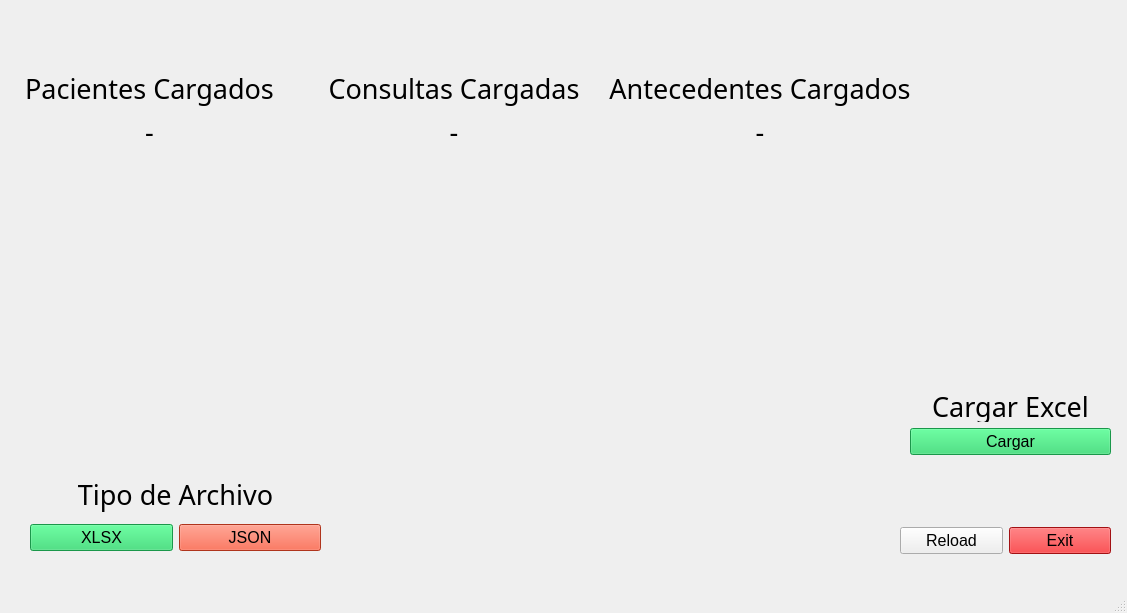
Before: the Qt Designer form UI/MainUi.ui in KillahBlitz/extractor-app, drawn with Qt 5.
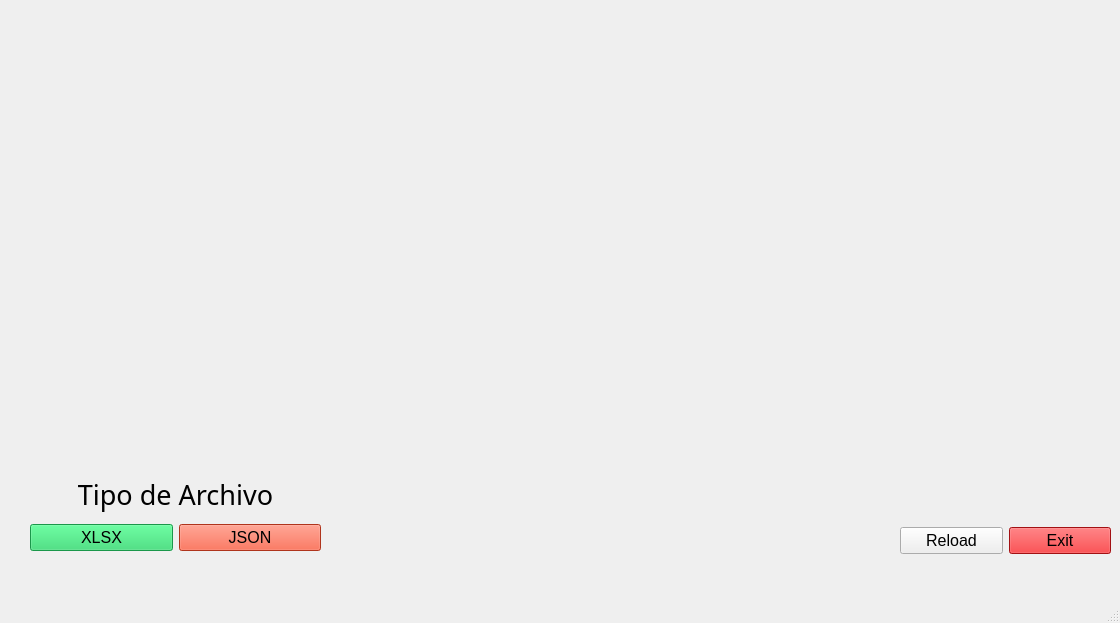
After: the same form once the commit is applied.

The edit to the form file:
```diff
--- a/UI/MainUi.ui
+++ b/UI/MainUi.ui
@@ -6,8 +6,8 @@
    <rect>
     <x>0</x>
     <y>0</y>
-    <width>1127</width>
-    <height>613</height>
+    <width>1120</width>
+    <height>623</height>
    </rect>
   </property>
   <property name="windowTitle">
@@ -113,208 +113,6 @@
        <height>71</height>
       </rect>
      </property>
-     <widget class="QWidget" name="verticalLayoutWidget_2">
-      <property name="geometry">
-       <rect>
-        <x>0</x>
-        <y>0</y>
-        <width>201</width>
-        <height>65</height>
-       </rect>
-      </property>
-      <layout class="QVBoxLayout" name="verticalLayout_3">
-       <item>
-        <widget class="QLabel" name="ChargeLabel">
-         <property name="font">
-          <font>
-           <family>MS PGothic</family>
-           <pointsize>20</pointsize>
-          </font>
-         </property>
-         <property name="layoutDirection">
-          <enum>Qt::LayoutDirection::LeftToRight</enum>
-         </property>
-         <property name="text">
-          <string>Cargar Excel</string>
-         </property>
-         <property name="alignment">
-          <set>Qt::AlignmentFlag::AlignCenter</set>
-         </property>
-        </widget>
-       </item>
-       <item>
-        <widget class="QPushButton" name="btn_charge">
-         <property name="font">
-          <font>
-           <family>Leelawadee UI</family>
-           <pointsize>12</pointsize>
-          </font>
-         </property>
-         <property name="styleSheet">
-          <string notr="true">QPushButton {
-    background-color: #24d467;
-}
-
-QPushButton:pressed {
-    background-color: white;
-    color: #24d467;
-}</string>
-         </property>
-         <property name="text">
-          <string>Cargar</string>
-         </property>
-        </widget>
-       </item>
-      </layout>
-     </widget>
-    </widget>
-    <widget class="QWidget" name="widget_result_xlsx" native="true">
-     <property name="geometry">
-      <rect>
-       <x>10</x>
-       <y>0</y>
-       <width>911</width>
-       <height>451</height>
-      </rect>
-     </property>
-     <widget class="QWidget" name="horizontalLayoutWidget_2">
-      <property name="geometry">
-       <rect>
-        <x>0</x>
-        <y>70</y>
-        <width>911</width>
-        <height>80</height>
-       </rect>
-      </property>
-      <layout class="QHBoxLayout" name="horizontalLayout_4">
-       <item>
-        <layout class="QVBoxLayout" name="verticalLayout_5">
-         <item>
-          <widget class="QLabel" name="patients_label">
-           <property name="font">
-            <font>
-             <family>MS PGothic</family>
-             <pointsize>20</pointsize>
-            </font>
-           </property>
-           <property name="layoutDirection">
-            <enum>Qt::LayoutDirection::LeftToRight</enum>
-           </property>
-           <property name="text">
-            <string>Pacientes Cargados</string>
-           </property>
-           <property name="alignment">
-            <set>Qt::AlignmentFlag::AlignCenter</set>
-           </property>
-          </widget>
-         </item>
-         <item>
-          <widget class="QLabel" name="patients_result">
-           <property name="font">
-            <font>
-             <family>MS PGothic</family>
-             <pointsize>20</pointsize>
-            </font>
-           </property>
-           <property name="layoutDirection">
-            <enum>Qt::LayoutDirection::LeftToRight</enum>
-           </property>
-           <property name="text">
-            <string>-</string>
-           </property>
-           <property name="alignment">
-            <set>Qt::AlignmentFlag::AlignCenter</set>
-           </property>
-          </widget>
-         </item>
-        </layout>
-       </item>
-       <item>
-        <layout class="QVBoxLayout" name="verticalLayout_6">
-         <item>
-          <widget class="QLabel" name="consulation_label">
-           <property name="font">
-            <font>
-             <family>MS PGothic</family>
-             <pointsize>20</pointsize>
-            </font>
-           </property>
-           <property name="layoutDirection">
-            <enum>Qt::LayoutDirection::LeftToRight</enum>
-           </property>
-           <property name="text">
-            <string>Consultas Cargadas</string>
-           </property>
-           <property name="alignment">
-            <set>Qt::AlignmentFlag::AlignCenter</set>
-           </property>
-          </widget>
-         </item>
-         <item>
-          <widget class="QLabel" name="consulation_result">
-           <property name="font">
-            <font>
-             <family>MS PGothic</family>
-             <pointsize>20</pointsize>
-            </font>
-           </property>
-           <property name="layoutDirection">
-            <enum>Qt::LayoutDirection::LeftToRight</enum>
-           </property>
-           <property name="text">
-            <string>-</string>
-           </property>
-           <property name="alignment">
-            <set>Qt::AlignmentFlag::AlignCenter</set>
-           </property>
-          </widget>
-         </item>
-        </layout>
-       </item>
-       <item>
-        <layout class="QVBoxLayout" name="verticalLayout_7">
-         <item>
-          <widget class="QLabel" name="history_label">
-           <property name="font">
-            <font>
-             <family>MS PGothic</family>
-             <pointsize>20</pointsize>
-            </font>
-           </property>
-           <property name="layoutDirection">
-            <enum>Qt::LayoutDirection::LeftToRight</enum>
-           </property>
-           <property name="text">
-            <string>Antecedentes Cargados</string>
-           </property>
-           <property name="alignment">
-            <set>Qt::AlignmentFlag::AlignCenter</set>
-           </property>
-          </widget>
-         </item>
-         <item>
-          <widget class="QLabel" name="history_result">
-           <property name="font">
-            <font>
-             <family>MS PGothic</family>
-             <pointsize>20</pointsize>
-            </font>
-           </property>
-           <property name="layoutDirection">
-            <enum>Qt::LayoutDirection::LeftToRight</enum>
-           </property>
-           <property name="text">
-            <string>-</string>
-           </property>
-           <property name="alignment">
-            <set>Qt::AlignmentFlag::AlignCenter</set>
-           </property>
-          </widget>
-         </item>
-        </layout>
-       </item>
-      </layout>
-     </widget>
     </widget>
    </widget>
    <widget class="QWidget" name="horizontalLayoutWidget">
```
Left out of the diff: 4 changed lines with no effect on the pictures.
